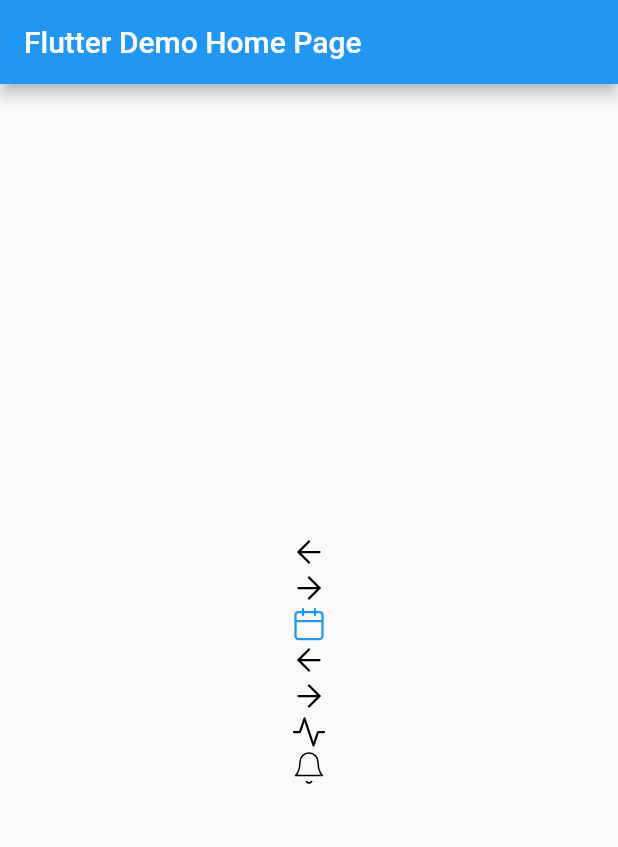
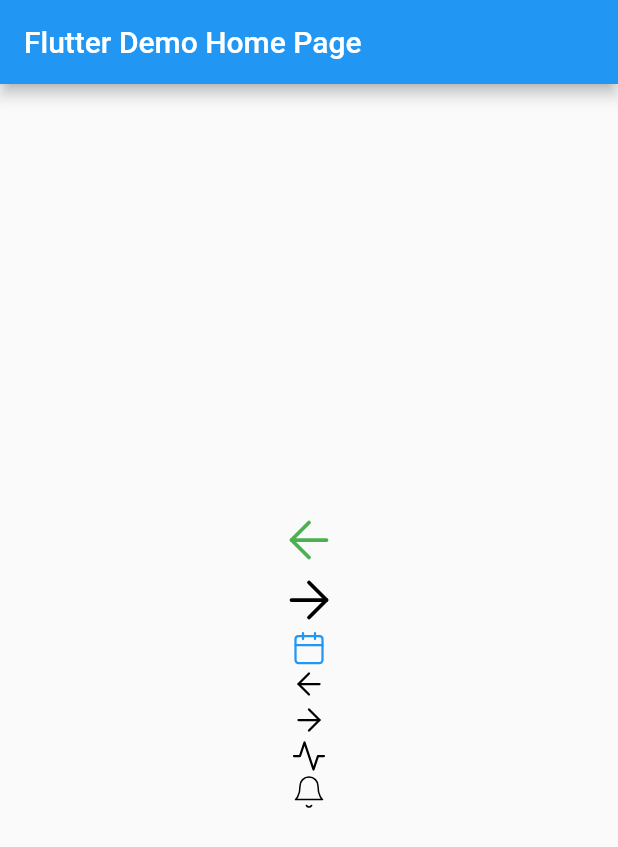
Before and after one commit to vaetas/feather_icons_svg, a Flutter app: the screen it shows after launch, on a phone screen of 412 x 824 dp. Shown: the top 847 px of the screen. Run offline on Flutter 3.47's test engine with Material 2 defaults, Android fonts, the phone set to English and light mode, and no system bars; our stand-ins replace flutter_svg.

Commit message:
fix: icon theme

````diff
--- a/example/lib/main.dart
+++ b/example/lib/main.dart
@@ -17,7 +17,7 @@ class ExampleApp extends StatelessWidget {
           color: Colors.black,
         ),
       ),
-      home: FeatherIconsTheme(
+      home: FeatherIconTheme(
         strokeWidth: 1.5,
         child: MyHomePage(title: 'Flutter Demo Home Page'),
       ),
@@ -47,8 +47,11 @@ class _MyHomePageState extends State<MyHomePage> {
           child: Column(
             mainAxisAlignment: MainAxisAlignment.center,
             children: <Widget>[
-              FeatherIcon(FeatherIcons.arrowLeft),
-              FeatherIcon(FeatherIcons.arrowRight),
+              IconTheme(
+                data: IconThemeData(color: Colors.green, size: 40),
+                child: FeatherIcon(FeatherIcons.arrowLeft),
+              ),
+              FeatherIcon(FeatherIcons.arrowRight, size: 40),
               FeatherIcon(
                 FeatherIcons.calendar,
                 color: Colors.blue,
--- a/lib/feather_icons_svg.dart
+++ b/lib/feather_icons_svg.dart
@@ -10,7 +10,6 @@ export 'src/icons.dart';
 export 'src/theme.dart';
 
 /// Similarly to Material Icons, use [FeatherIcons] Widget to display the icon.
-///
 ///
 /// ```dart
 /// FeatherIcon(FeatherIcons.arrowLeft)
@@ -32,8 +31,11 @@ class FeatherIcon extends StatelessWidget {
 
   @override
   Widget build(BuildContext context) {
-    final theme = FeatherIconsTheme.of(context);
-    final _strokeWidth = _getStrokeWidth(theme);
+    final featherIconTheme = FeatherIconTheme.of(context);
+    final _strokeWidth = _getStrokeWidth(featherIconTheme);
+    final iconTheme = IconTheme.of(context);
+
+    final size = _getSize(iconTheme);
 
     return SvgPicture.string(
       _strokeWidth != 2
@@ -42,14 +44,14 @@ class FeatherIcon extends StatelessWidget {
               'stroke-width="$_strokeWidth"',
             )
           : icon.data,
-      color: _getColor(theme, Theme.of(context).iconTheme),
+      color: _getColor(featherIconTheme, iconTheme),
       width: size,
       height: size,
       alignment: Alignment.center,
     );
   }
 
-  double _getStrokeWidth(FeatherIconsTheme? theme) {
+  double _getStrokeWidth(FeatherIconTheme? theme) {
     if (strokeWidth != null) {
       return strokeWidth!;
     }
@@ -61,13 +63,9 @@ class FeatherIcon extends StatelessWidget {
     return 2.0;
   }
 
-  Color _getColor(FeatherIconsTheme? theme, IconThemeData iconTheme) {
+  Color _getColor(FeatherIconTheme? theme, IconThemeData iconTheme) {
     if (color != null) {
       return color!;
-    }
-
-    if (theme != null && theme.color != null) {
-      return theme.color!;
     }
 
     if (iconTheme.color != null) {
@@ -76,4 +74,16 @@ class FeatherIcon extends StatelessWidget {
 
     return Colors.black;
   }
+
+  double _getSize(IconThemeData iconTheme) {
+    if (size != null) {
+      return size!;
+    }
+
+    if (iconTheme.size != null) {
+      return iconTheme.size!;
+    }
+
+    return 24;
+  }
 }
--- a/lib/src/theme.dart
+++ b/lib/src/theme.dart
@@ -1,33 +1,26 @@
 import 'package:flutter/material.dart';
 
 /// Define default values for Feather Icons for all subtree.
-class FeatherIconsTheme extends InheritedWidget {
-  const FeatherIconsTheme({
+///
+/// To customize icon color use [IconTheme] instead.
+class FeatherIconTheme extends InheritedWidget {
+  const FeatherIconTheme({
     Key? key,
-    this.color,
-    this.size,
     this.strokeWidth = 2.0,
     required Widget child,
   }) : super(key: key, child: child);
 
-  /// [color] defaults to `Theme.of(context).iconTheme.color` when not set.
-  final Color? color;
-
-  /// [size] defaults to `Theme.of(context).iconTheme.size` when not set.
-  final double? size;
-
-  /// [strokeWidth] has no equivalent in [IconThemeData], therefore needs to be
-  /// not null. Defaults to 2.0
+  /// Defaults to 2.0
   final double strokeWidth;
 
-  /// Get closest [FeatherIconsTheme] above in the Widget tree.
-  static FeatherIconsTheme? of(BuildContext context) {
-    final FeatherIconsTheme? result =
-        context.dependOnInheritedWidgetOfExactType<FeatherIconsTheme>();
+  /// Get closest [FeatherIconTheme] above in the Widget tree.
+  static FeatherIconTheme? of(BuildContext context) {
+    final FeatherIconTheme? result =
+        context.dependOnInheritedWidgetOfExactType<FeatherIconTheme>();
     return result;
   }
 
   @override
-  bool updateShouldNotify(FeatherIconsTheme old) =>
-      color != old.color || strokeWidth != old.strokeWidth;
+  bool updateShouldNotify(FeatherIconTheme old) =>
+      strokeWidth != old.strokeWidth;
 }
--- a/pubspec.yaml
+++ b/pubspec.yaml
@@ -1,6 +1,6 @@
 name: feather_icons_svg
 description: Feather Icons SVG allows to customize stroke width in runtime. Uses flutter_svg instead of icon font.
-version: 0.2.0
+version: 0.2.1
 homepage: https://github.com/vaetas/feather_icons_svg
 
 environment:
````
Also changed, not shown: 2 other files.
